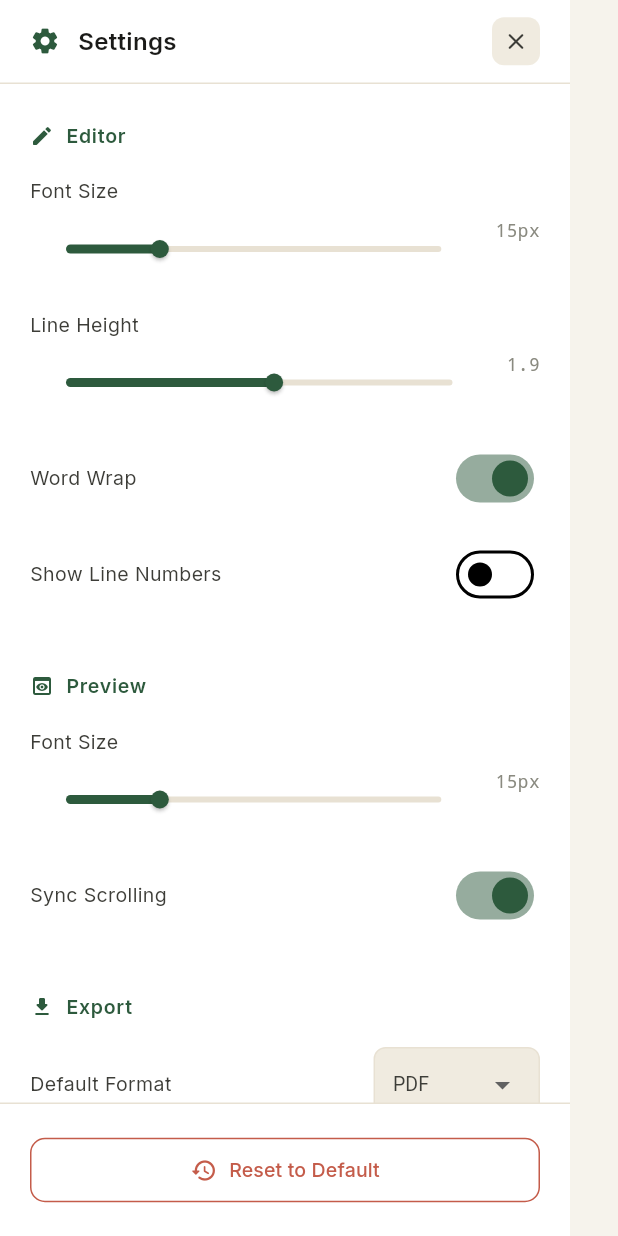
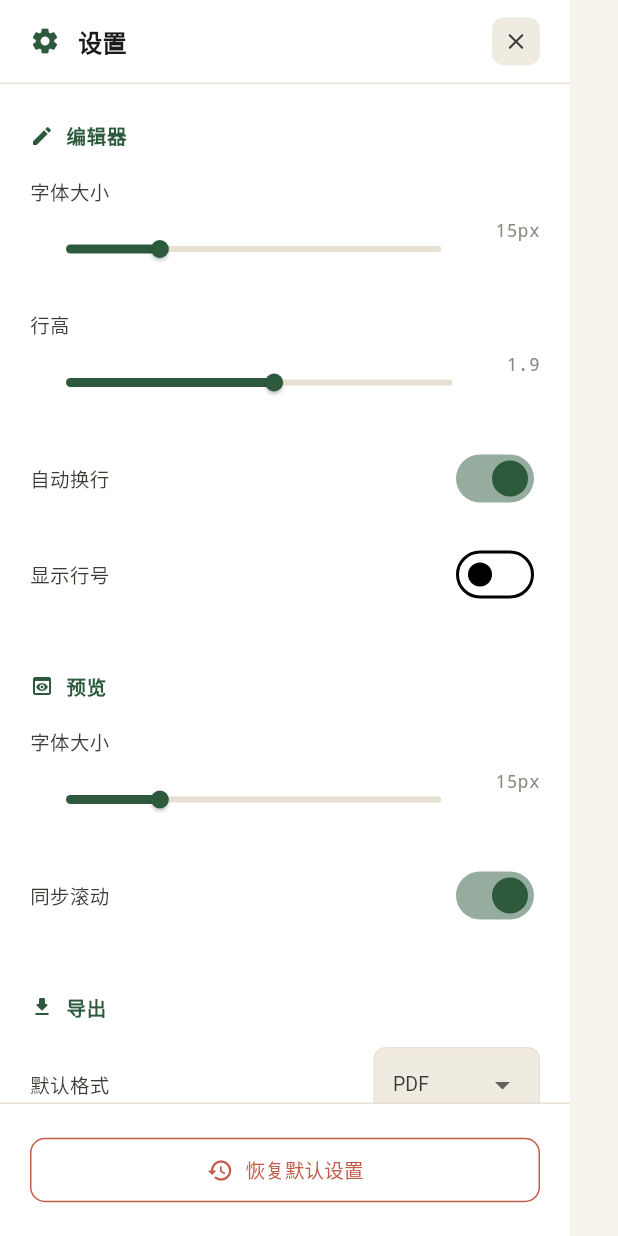
Before and after one commit to MY-Final/markflow, a Flutter app: the SettingsPanel widget shown alone on an empty page, opened directly with empty values, on a phone screen of 412 x 824 dp. Run offline on Flutter 3.47's test engine with Material 3 defaults, Android fonts, the phone set to English and light mode, and no system bars; our stand-ins replace file_picker, flutter_markdown_plus, google_fonts.

Commit message:
feat: 设置页文本改为中文

```diff
--- a/lib/features/settings/settings_panel.dart
+++ b/lib/features/settings/settings_panel.dart
@@ -55,12 +55,12 @@ class _SettingsPanelState extends State<SettingsPanel> {
 
   // Shortcut settings (display only)
   final Map<String, String> _shortcuts = {
-    'Save': 'Ctrl+S',
-    'Undo': 'Ctrl+Z',
-    'Redo': 'Ctrl+Y',
-    'Bold': 'Ctrl+B',
-    'Italic': 'Ctrl+I',
-    'Command Palette': 'Ctrl+Shift+P',
+    '保存': 'Ctrl+S',
+    '撤销': 'Ctrl+Z',
+    '重做': 'Ctrl+Y',
+    '加粗': 'Ctrl+B',
+    '斜体': 'Ctrl+I',
+    '命令面板': 'Ctrl+Shift+P',
   };
 
   @override
@@ -132,7 +132,7 @@ class _SettingsPanelState extends State<SettingsPanel> {
           ),
           const SizedBox(width: 12),
           Text(
-            'Settings',
+            '设置',
             style: TextStyle(
               fontSize: 16,
               fontWeight: FontWeight.w600,
@@ -156,9 +156,9 @@ class _SettingsPanelState extends State<SettingsPanel> {
       child: Column(
         crossAxisAlignment: CrossAxisAlignment.start,
         children: [
-          _buildSection('Editor', Icons.edit_rounded, [
+          _buildSection('编辑器', Icons.edit_rounded, [
             _buildSliderSetting(
-              'Font Size',
+              '字体大小',
               _settings.editorFontSize,
               12,
               24,
@@ -170,7 +170,7 @@ class _SettingsPanelState extends State<SettingsPanel> {
               '${_settings.editorFontSize.round()}px',
             ),
             _buildSliderSetting(
-              'Line Height',
+              '行高',
               _settings.editorLineHeight,
               1.2,
               2.5,
@@ -182,7 +182,7 @@ class _SettingsPanelState extends State<SettingsPanel> {
               _settings.editorLineHeight.toStringAsFixed(1),
             ),
             _buildSwitchSetting(
-              'Word Wrap',
+              '自动换行',
               _settings.editorWordWrap,
               (value) {
                 setState(() => _settings = _settings.copyWith(editorWordWrap: value));
@@ -191,7 +191,7 @@ class _SettingsPanelState extends State<SettingsPanel> {
               theme,
             ),
             _buildSwitchSetting(
-              'Show Line Numbers',
+              '显示行号',
               _settings.editorShowLineNumbers,
               (value) {
                 setState(() => _settings = _settings.copyWith(editorShowLineNumbers: value));
@@ -201,9 +201,9 @@ class _SettingsPanelState extends State<SettingsPanel> {
             ),
           ]),
           const SizedBox(height: 24),
-          _buildSection('Preview', Icons.preview_rounded, [
+          _buildSection('预览', Icons.preview_rounded, [
             _buildSliderSetting(
-              'Font Size',
+              '字体大小',
               _settings.previewFontSize,
               12,
               24,
@@ -215,7 +215,7 @@ class _SettingsPanelState extends State<SettingsPanel> {
               '${_settings.previewFontSize.round()}px',
             ),
             _buildSwitchSetting(
-              'Sync Scrolling',
+              '同步滚动',
               _settings.previewSyncScroll,
               (value) {
                 setState(() => _settings = _settings.copyWith(previewSyncScroll: value));
@@ -225,9 +225,9 @@ class _SettingsPanelState extends State<SettingsPanel> {
             ),
           ]),
           const SizedBox(height: 24),
-          _buildSection('Export', Icons.file_download_rounded, [
+          _buildSection('导出', Icons.file_download_rounded, [
             _buildDropdownSetting(
-              'Default Format',
+              '默认格式',
               _settings.defaultExportFormat,
               ['PDF', 'HTML', 'Markdown'],
               (value) {
@@ -237,7 +237,7 @@ class _SettingsPanelState extends State<SettingsPanel> {
               theme,
             ),
             _buildSwitchSetting(
-              'Include Table of Contents',
+              '包含目录',
               _settings.exportIncludeToc,
               (value) {
                 setState(() => _settings = _settings.copyWith(exportIncludeToc: value));
@@ -247,16 +247,16 @@ class _SettingsPanelState extends State<SettingsPanel> {
             ),
           ]),
           const SizedBox(height: 24),
-          _buildSection('Shortcuts', Icons.keyboard_rounded, [
+          _buildSection('快捷键', Icons.keyboard_rounded, [
             ..._shortcuts.entries.map((entry) =>
                 _buildShortcutItem(entry.key, entry.value, theme)),
           ]),
           const SizedBox(height: 24),
-          _buildSection('About', Icons.info_outline_rounded, [
-            _buildInfoItem('Version', '1.0.0', theme),
-            _buildInfoItem('Build', '2026.06.20', theme),
-            _buildInfoItem('License', 'MIT', theme),
-            _buildInfoItem('Settings Path', _settingsService.getSettingsPath(), theme),
+          _buildSection('关于', Icons.info_outline_rounded, [
+            _buildInfoItem('版本', '1.0.0', theme),
+            _buildInfoItem('构建', '2026.06.20', theme),
+            _buildInfoItem('许可证', 'MIT', theme),
+            _buildInfoItem('配置路径', _settingsService.getSettingsPath(), theme),
           ]),
         ],
       ),
@@ -279,7 +279,7 @@ class _SettingsPanelState extends State<SettingsPanel> {
         child: OutlinedButton.icon(
           onPressed: () => _showResetDialog(theme),
           icon: const Icon(Icons.restore_rounded, size: 18),
-          label: const Text('Reset to Default'),
+          label: const Text('恢复默认设置'),
           style: OutlinedButton.styleFrom(
             foregroundColor: const Color(0xFFC45C4A),
             side: const BorderSide(color: Color(0xFFC45C4A)),
@@ -558,7 +558,7 @@ class _SettingsPanelState extends State<SettingsPanel> {
           borderRadius: BorderRadius.circular(16),
         ),
         title: Text(
-          'Reset Settings',
+          '重置设置',
           style: TextStyle(
             fontSize: 16,
             fontWeight: FontWeight.w600,
@@ -566,7 +566,7 @@ class _SettingsPanelState extends State<SettingsPanel> {
           ),
         ),
         content: Text(
-          'Are you sure you want to reset all settings to default? This action cannot be undone.',
+          '确定要将所有设置恢复为默认值吗？此操作不可撤销。',
           style: TextStyle(
             fontSize: 14,
             color: theme.secondaryText,
@@ -576,7 +576,7 @@ class _SettingsPanelState extends State<SettingsPanel> {
           TextButton(
             onPressed: () => Navigator.of(context).pop(),
             child: Text(
-              'Cancel',
+              '取消',
               style: TextStyle(color: theme.tertiaryText),
             ),
           ),
@@ -588,7 +588,7 @@ class _SettingsPanelState extends State<SettingsPanel> {
             style: TextButton.styleFrom(
               foregroundColor: const Color(0xFFC45C4A),
             ),
-            child: const Text('Reset'),
+            child: const Text('重置'),
           ),
         ],
       ),
```
